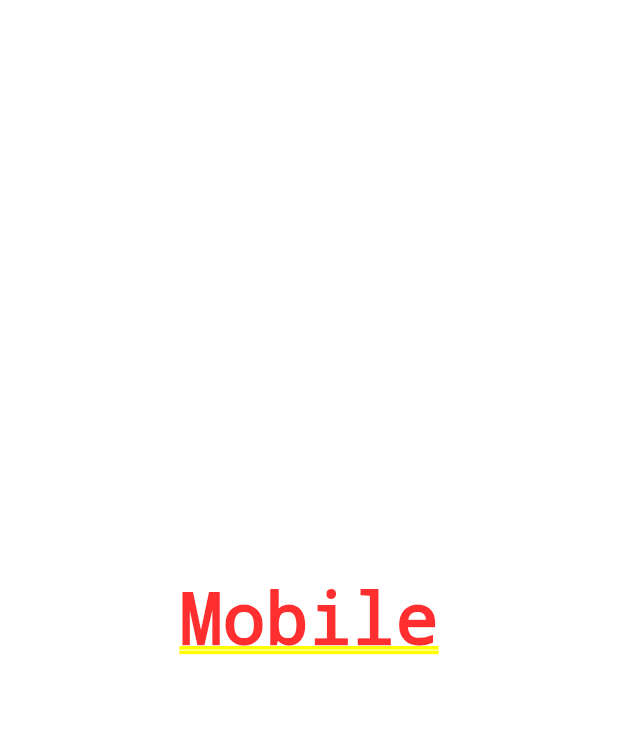
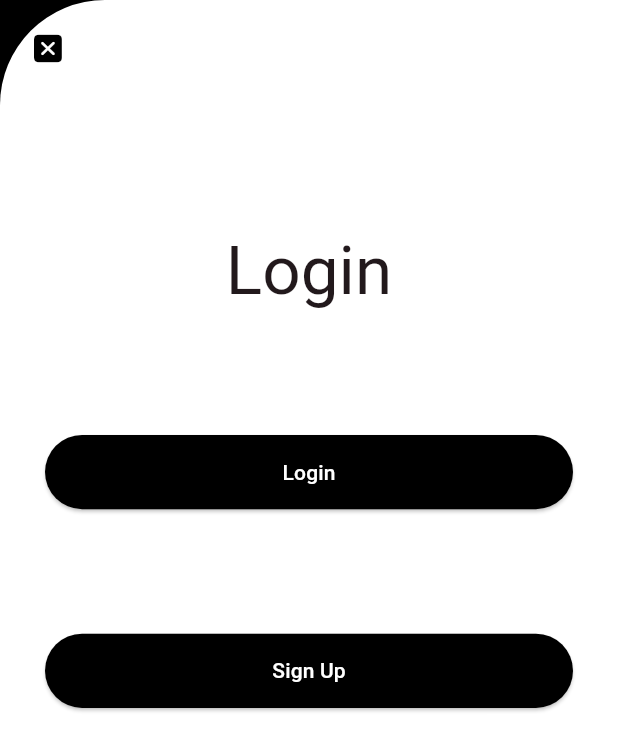
Before and after one commit to Saadhussain541/sir_tayyab2, a Flutter app: the screen it shows after launch, on a phone screen of 412 x 824 dp. Shown: the top 751 px of the screen. Run offline on Flutter 3.47's test engine with Material 3 defaults, Android fonts, the light colour scheme and no system bars; our stand-ins replace google_fonts; Roboto replaces fonts that are missing (Inder).

Commit message:
splash,welcome,login,signup

```diff
--- /dev/null
+++ b/lib/Views/Authentication/welcome.dart
@@ -0,0 +1,83 @@
+import 'package:flutter/cupertino.dart';
+import 'package:flutter/material.dart';
+import 'package:google_fonts/google_fonts.dart';
+import 'package:metro_pat/Constants/constants.dart';
+import 'package:metro_pat/Constants/size_config.dart';
+import 'package:metro_pat/Views/Authentication/login_screen.dart';
+import 'package:metro_pat/Views/Authentication/signup_screen.dart';
+
+import '../../Widgets/button.dart';
+
+class WelcomeScreen extends StatelessWidget {
+  const WelcomeScreen({super.key});
+
+  @override
+  Widget build(BuildContext context) {
+    return Scaffold(
+      backgroundColor: primary,
+      body: SafeArea(
+        child: Container(
+          height: SizeConfig.screenHeight,
+          width: SizeConfig.screenWidth,
+          decoration: const BoxDecoration(
+            color: secondary,
+            borderRadius: BorderRadius.only(topLeft: Radius.circular(70)),
+          ),
+          child: Column(
+            children: [
+              const Padding(
+                padding: EdgeInsets.all(20.0),
+                child: Row(
+                  children: [
+                    Icon(
+                      CupertinoIcons.xmark_square_fill,
+                      color: Colors.black,
+                    )
+                  ],
+                ),
+              ),
+              SizedBox(height: SizeConfig.screenHeight * 0.060),
+              SizedBox(
+                height: 400,
+                width: SizeConfig.screenWidth,
+                child: Column(
+                  mainAxisAlignment: MainAxisAlignment.spaceAround,
+                  children: [
+                    Text(
+                      "Login",
+                      style: GoogleFonts.inder(
+                        textStyle: Theme.of(context).textTheme.displayMedium,
+                      ),
+                    ),
+                    PlatformButton(
+                      text: 'Login',
+                      onpressed: () {
+                        Navigator.push(context, MaterialPageRoute(builder: (context){
+                          return const LoginScreen();
+                        }));
+                      },
+                      color: secondary,
+                      height: SizeConfig.screenHeight * 0.060,
+                      width: SizeConfig.screenWidth - 60, bg: primary,
+                    ),
+                    PlatformButton(
+                      text: 'Sign Up',
+                      onpressed: () {
+                        Navigator.push(context, MaterialPageRoute(builder: (context){
+                          return const SignUp();
+                        }));
+                      },
+                      color: secondary,
+                      height: SizeConfig.screenHeight * 0.060,
+                      width: SizeConfig.screenWidth - 60, bg: primary,
+                    ),
+                  ],
+                ),
+              ),
+            ],
+          ),
+        ),
+      ),
+    );
+  }
+}
--- a/lib/Views/Screens/mobile_screen.dart
+++ b/lib/Views/ResponsiveScreens/mobile_screen.dart
@@ -1,10 +1,11 @@
 import 'package:flutter/material.dart';
+import 'package:metro_pat/Views/Authentication/splash_screen.dart';
 
 class MobileScreen extends StatelessWidget {
   const MobileScreen({super.key});
 
   @override
   Widget build(BuildContext context) {
-    return const Center(child: Text("Mobile"));
+    return const SplashScreen();
   }
 }
--- a/lib/Widgets/button.dart
+++ b/lib/Widgets/button.dart
@@ -1,10 +1,16 @@
 import 'package:flutter/cupertino.dart';
 import 'package:flutter/material.dart';
+import 'package:google_fonts/google_fonts.dart';
+
 
 class PlatformButton extends StatelessWidget {
-  const PlatformButton({super.key,required this.text,required this.onpressed});
+  const PlatformButton({super.key,required this.text,required this.onpressed, required this.color, required this.height, required this.width, required this.bg});
   final VoidCallback onpressed;
   final String text;
+  final Color color;
+  final double height;
+  final double width;
+  final Color bg;
 
   @override
   Widget build(BuildContext context) {
@@ -13,6 +19,14 @@ class PlatformButton extends StatelessWidget {
         .platform == TargetPlatform.iOS;
     return isPlatform
         ? CupertinoButton(onPressed: onpressed, child: Text(text))
-        : ElevatedButton(onPressed: onpressed, child: Text(text));
+        : SizedBox(
+      height: height,
+      width: width,
+          child: ElevatedButton(style: ElevatedButton.styleFrom(
+                backgroundColor: bg,
+              ),onPressed: onpressed, child: Text(text,style: GoogleFonts.inder(
+                color: color,
+              ),)),
+        );
   }
 }
--- a/lib/main.dart
+++ b/lib/main.dart
@@ -1,9 +1,10 @@
 import 'package:flutter/material.dart';
 import 'package:flutter/services.dart';
+import 'package:metro_pat/Constants/constants.dart';
 import 'package:metro_pat/Constants/size_config.dart';
 
-import 'Views/Screens/mobile_screen.dart';
-import 'Views/Screens/tablet_screen.dart';
+import 'Views/ResponsiveScreens/mobile_screen.dart';
+import 'Views/ResponsiveScreens/tablet_screen.dart';
 void main() {
   runApp(const MyApp());
 }
@@ -25,7 +26,7 @@ class MyApp extends StatelessWidget {
       debugShowCheckedModeBanner: false,
       title: 'Flutter Demo',
       theme: ThemeData(
-        colorScheme: ColorScheme.fromSeed(seedColor: Colors.deepPurple),
+        colorScheme: ColorScheme.fromSeed(seedColor: primary),
         useMaterial3: true,
       ),
       home: const ResponsiveLayout(mobileScreenLayout: MobileScreen(), tabletScreenLayout: TabletScreen(),),
--- a/pubspec.yaml
+++ b/pubspec.yaml
@@ -62,8 +62,8 @@ flutter:
   uses-material-design: true
 
   # To add assets to your application, add an assets section, like this:
-  # assets:
-  #   - images/a_dot_burr.jpeg
+  assets:
+   - assets/
   #   - images/a_dot_ham.jpeg
 
   # An image asset can refer to one or more resolution-specific "variants", see
```
Also changed, not shown: lib/Constants/constants.dart (+10 -10 lines), lib/Views/Authentication/login_screen.dart (added, +116 -0 lines), lib/Views/Authentication/signup_screen.dart (added, +97 -0 lines), lib/Views/Authentication/splash_screen.dart (+27 -2 lines), lib/Views/ResponsiveScreens/tablet_screen.dart (added, +16 -0 lines), lib/Views/Screens/tablet_screen.dart (deleted, +0 -10 lines), lib/Widgets/text_field.dart (added, +46 -0 lines).
